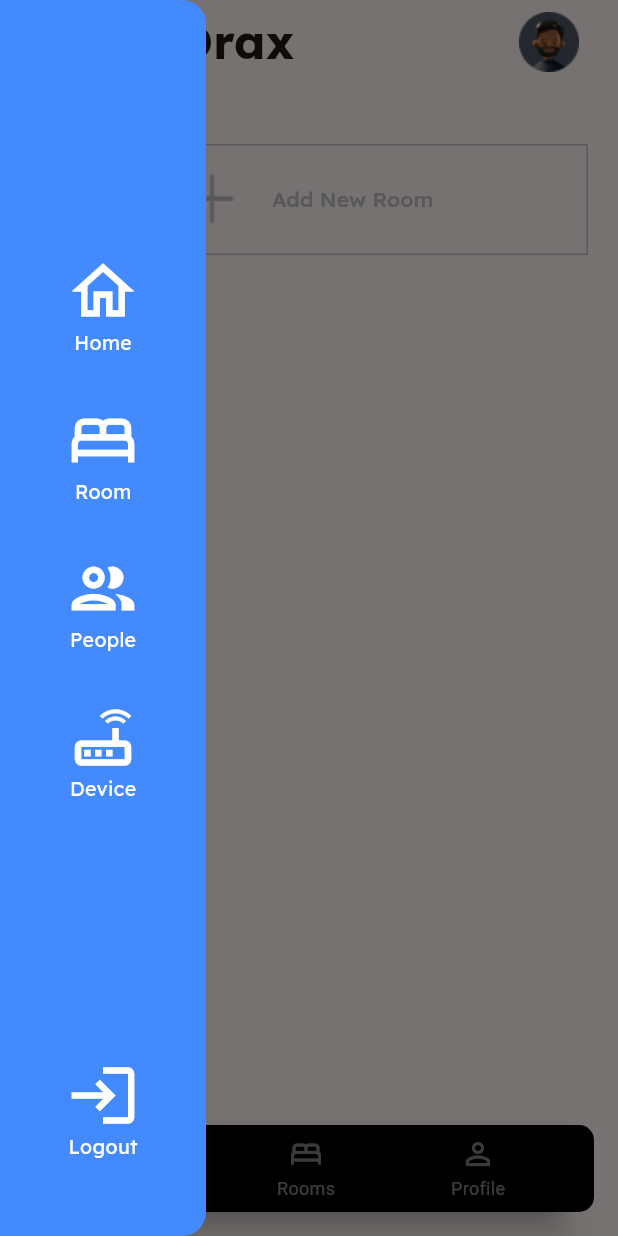
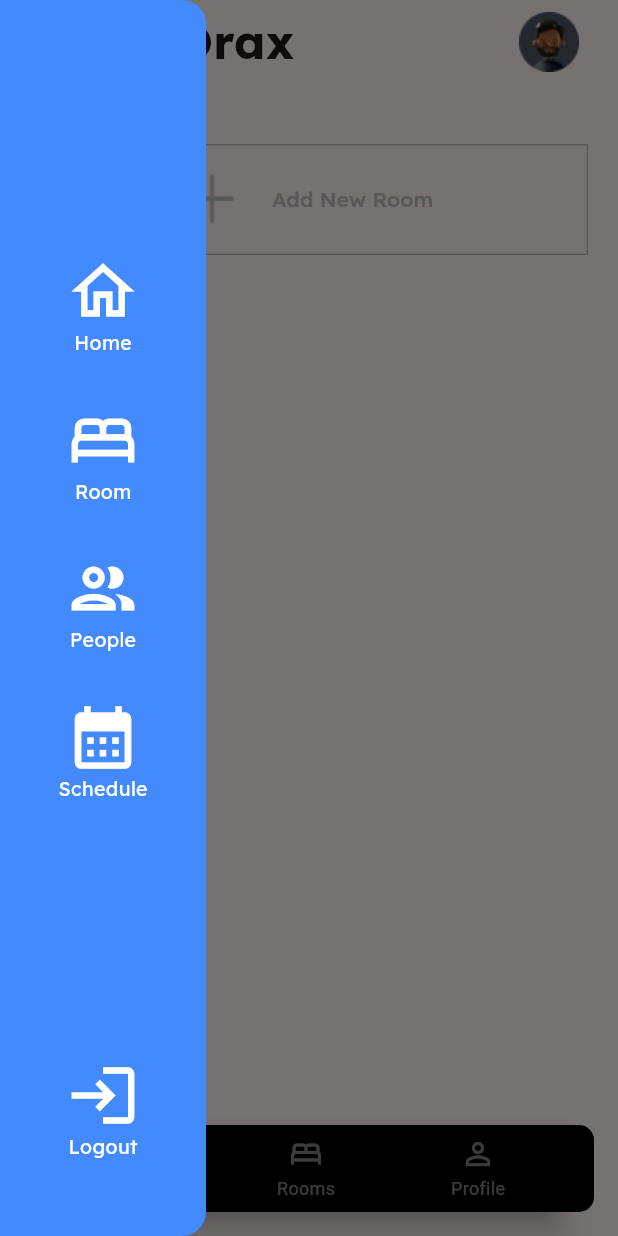
Before and after one commit to AwalkzzD/estonedge, a Flutter app: the HomeScreen screen opened by its route, with the side drawer open, on a phone screen of 412 x 824 dp. Run offline on Flutter 3.47's test engine with Material 3 defaults, Android fonts, the phone set to English and light mode, and no system bars; project files that could hold a hidden picture were left out.

Commit message:
schedule_home_screen

```diff
--- a/lib/ui/home/home_screen.dart
+++ b/lib/ui/home/home_screen.dart
@@ -4,6 +4,7 @@ import 'package:estonedge/base/utils/widgets/custom_appBar.dart';
 import 'package:estonedge/ui/home/add_room_screen.dart';
 import 'package:estonedge/ui/home/frequently_used_screen.dart';
 import 'package:estonedge/ui/room/room_screen.dart';
+import 'package:estonedge/ui/scheduler/schedule_screen.dart';
 import 'package:flutter/material.dart';
 
 class HomeScreen extends BaseWidget {
@@ -19,11 +20,29 @@ class _HomeScreenState extends BaseWidgetState<HomeScreen> {
   int _selectedIndex = 0;
 
   final List<Widget> _pages = [
-    const AddRoomScreen(),
-    const FrequentlyUsedScreen(),
-    const Center(child: Text('Device Screen')),
-    const RoomScreen(),
+    AddRoomScreen(),
+    FrequentlyUsedScreen(),
+    ScheduleScreen(),
+    RoomScreen(),
   ];
+
+  List<String> getTitles() {
+    return [
+      'Hi $userName',
+      'Frequently',
+      'Device Screen',
+      'Room',
+    ];
+  }
+
+  List<String> getImages() {
+    return [
+      AppImages.homeProfileIcon,
+      AppImages.addRoomPlusIcon,
+      AppImages.addRoomPlusIcon,
+      AppImages.addRoomPlusIcon,
+    ];
+  }
 
   void _onItemTapped(int index) {
     setState(() {
@@ -33,6 +52,8 @@ class _HomeScreenState extends BaseWidgetState<HomeScreen> {
 
   @override
   Widget build(BuildContext context) {
+    final titles = getTitles();
+    final imgs = getImages();
     return Scaffold(
       appBar: AppBar(
         leading: Builder(
@@ -53,7 +74,8 @@ class _HomeScreenState extends BaseWidgetState<HomeScreen> {
             child: Column(
               children: <Widget>[
                 CustomAppbar(context,
-                    title: 'Hi $userName', appBarImage: 'assets/icons/profile_icon.png'),
+                    title: titles[_selectedIndex],
+                    appBarImage: imgs[_selectedIndex]),
                 const SizedBox(
                   height: 10,
                 ),
@@ -85,7 +107,7 @@ class _HomeScreenState extends BaseWidgetState<HomeScreen> {
                             'People',
                             Icons.people_outline_outlined,
                             () => _onItemTapped(1)),
-                        buildCustomDrawerItem('Device', Icons.router_outlined,
+                        buildCustomDrawerItem('Schedule', Icons.calendar_month,
                             () => _onItemTapped(2)),
                       ],
                     ),
--- a/lib/ui/room/room_screen.dart
+++ b/lib/ui/room/room_screen.dart
@@ -1,8 +1,13 @@
 import 'package:flutter/material.dart';
 
-class RoomScreen extends StatelessWidget {
-  const RoomScreen({super.key});
+class RoomScreen extends StatefulWidget {
+  const RoomScreen({Key? key}) : super(key: key);
 
+  @override
+  State<RoomScreen> createState() => _RoomScreenState();
+}
+
+class _RoomScreenState extends State<RoomScreen> {
   @override
   Widget build(BuildContext context) {
     return Scaffold(
```
